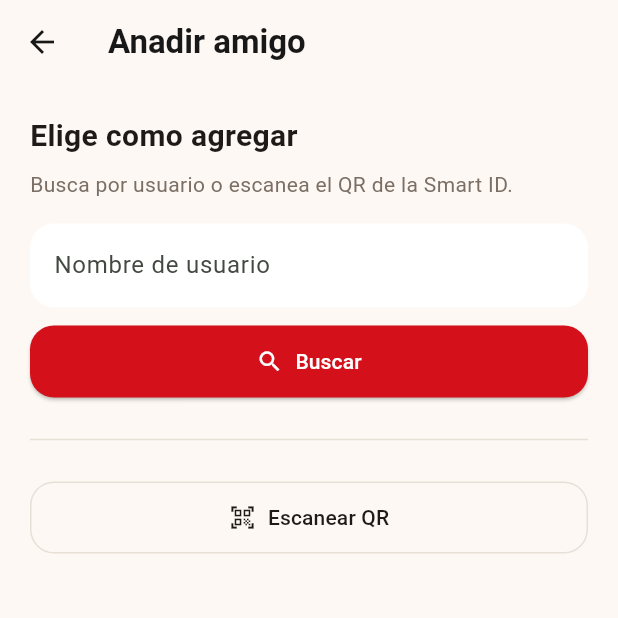
After one commit to Jhonayker0/PF---FRONT, a Flutter app: the AddFriendScreen screen opened by its route, on a phone screen of 412 x 824 dp, the top half of it. The commit adds this screen. Run offline on Flutter 3.47's test engine with Material 3 defaults, Android fonts, the phone set to English and light mode, and no system bars; our stand-ins replace barcode_widget, firebase_core, firebase_messaging, flutter_local_notifications, go_router, image_picker and 1 more; missing offline and left inert: mobile_scanner; accounts and stored records are empty; network calls fail.

Commit message:
Añadida pantalla para añadir amigo con nombre y pendiente de añadir la funcion con QR

```diff
--- a/eventos_barranquilla_flutter/lib/app.dart
+++ b/eventos_barranquilla_flutter/lib/app.dart
@@ -20,6 +20,7 @@ import 'screens/smart_id_usuario.dart';
 import 'screens/scan_payment_screen.dart';
 import 'screens/support_screen.dart';
 import 'screens/refer_organizer_screen.dart';
+import 'screens/add_friend_screen.dart';
 
 class EventosBarranquillaApp extends StatelessWidget {
   const EventosBarranquillaApp({super.key});
@@ -206,6 +207,10 @@ class EventosBarranquillaApp extends StatelessWidget {
           path: '/refer-organizer',
           builder: (context, state) => const ReferOrganizerScreen(),
         ),
+        GoRoute(
+          path: '/add-friend',
+          builder: (context, state) => const AddFriendScreen(),
+        ),
       ],
     );
   }
--- /dev/null
+++ b/eventos_barranquilla_flutter/lib/screens/add_friend_screen.dart
@@ -0,0 +1,142 @@
+import 'package:flutter/material.dart';
+import 'package:go_router/go_router.dart';
+
+class AddFriendScreen extends StatefulWidget {
+  const AddFriendScreen({super.key});
+
+  @override
+  State<AddFriendScreen> createState() => _AddFriendScreenState();
+}
+
+class _AddFriendScreenState extends State<AddFriendScreen> {
+  late final TextEditingController _usernameController;
+  bool _isSearching = false;
+
+  @override
+  void initState() {
+    super.initState();
+    _usernameController = TextEditingController();
+  }
+
+  @override
+  void dispose() {
+    _usernameController.dispose();
+    super.dispose();
+  }
+
+  Future<void> _searchByUsername() async {
+    final username = _usernameController.text.trim();
+    if (username.isEmpty) {
+      ScaffoldMessenger.of(context).showSnackBar(
+        const SnackBar(content: Text('Escribe un nombre de usuario.')),
+      );
+      return;
+    }
+
+    setState(() => _isSearching = true);
+    await Future.delayed(const Duration(milliseconds: 500));
+
+    if (!mounted) {
+      return;
+    }
+
+    setState(() => _isSearching = false);
+    ScaffoldMessenger.of(context).showSnackBar(
+      const SnackBar(content: Text('Busqueda enviada.')),
+    );
+  }
+
+  void _scanQrPlaceholder() {
+    ScaffoldMessenger.of(context).showSnackBar(
+      const SnackBar(
+        content: Text('Escaneo QR pendiente de integrar.'),
+      ),
+    );
+  }
+
+  @override
+  Widget build(BuildContext context) {
+    return Scaffold(
+      backgroundColor: const Color(0xFFFDF8F3),
+      appBar: AppBar(
+        title: const Text('Anadir amigo'),
+        leading: IconButton(
+          icon: const Icon(Icons.arrow_back),
+          onPressed: () => context.pop(),
+        ),
+      ),
+      body: SingleChildScrollView(
+        padding: const EdgeInsets.all(20),
+        child: Column(
+          crossAxisAlignment: CrossAxisAlignment.start,
+          children: [
+            const Text(
+              'Elige como agregar',
+              style: TextStyle(
+                fontSize: 20,
+                fontWeight: FontWeight.w700,
+                color: Color(0xFF1F1A17),
+              ),
+            ),
+            const SizedBox(height: 8),
+            const Text(
+              'Busca por usuario o escanea el QR de la Smart ID.',
+              style: TextStyle(color: Color(0xFF7A6E65)),
+            ),
+            const SizedBox(height: 16),
+            TextField(
+              controller: _usernameController,
+              textInputAction: TextInputAction.search,
+              decoration: InputDecoration(
+                hintText: 'Nombre de usuario',
+                filled: true,
+                fillColor: Colors.white,
+                border: OutlineInputBorder(
+                  borderRadius: BorderRadius.circular(16),
+                  borderSide: BorderSide.none,
+                ),
+              ),
+              onSubmitted: (_) => _searchByUsername(),
+            ),
+            const SizedBox(height: 12),
+            SizedBox(
+              width: double.infinity,
+              child: ElevatedButton.icon(
+                onPressed: _isSearching ? null : _searchByUsername,
+                style: ElevatedButton.styleFrom(
+                  backgroundColor: const Color(0xFFD4111A),
+                  foregroundColor: Colors.white,
+                  padding: const EdgeInsets.symmetric(vertical: 14),
+                  shape: RoundedRectangleBorder(
+                    borderRadius: BorderRadius.circular(16),
+                  ),
+                ),
+                icon: const Icon(Icons.search),
+                label: Text(_isSearching ? 'Buscando...' : 'Buscar'),
+              ),
+            ),
+            const SizedBox(height: 20),
+            const Divider(color: Color(0xFFE8E0D7)),
+            const SizedBox(height: 20),
+            SizedBox(
+              width: double.infinity,
+              child: OutlinedButton.icon(
+                onPressed: _scanQrPlaceholder,
+                style: OutlinedButton.styleFrom(
+                  foregroundColor: const Color(0xFF1F1A17),
+                  padding: const EdgeInsets.symmetric(vertical: 14),
+                  side: const BorderSide(color: Color(0xFFE8E0D7)),
+                  shape: RoundedRectangleBorder(
+                    borderRadius: BorderRadius.circular(16),
+                  ),
+                ),
+                icon: const Icon(Icons.qr_code_scanner),
+                label: const Text('Escanear QR'),
+              ),
+            ),
+          ],
+        ),
+      ),
+    );
+  }
+}
--- a/eventos_barranquilla_flutter/lib/screens/profile_screen.dart
+++ b/eventos_barranquilla_flutter/lib/screens/profile_screen.dart
@@ -124,9 +124,10 @@ class ProfileScreen extends StatelessWidget {
                   icon: Icons.group_outlined,
                   onTap: () => context.push('/refer-organizer'),
                 ),
-                const _ProfileListItem(
-                  text: 'Encuentra coanfitrion',
+                _ProfileListItem(
+                  text: 'Anadir amigo',
                   icon: Icons.groups_2_outlined,
+                  onTap: () => context.push('/add-friend'),
                 ),
                 if (isLoggedIn)
                   _ProfileListItem(
```
